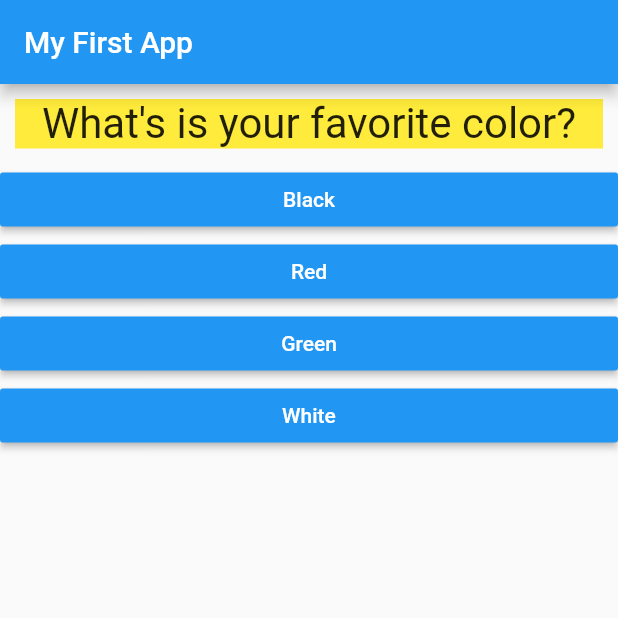
After one commit to tamappe/flutter_quiz_app, a Flutter app: the screen it shows after launch, on a phone screen of 412 x 824 dp, the top half of it. The commit adds this screen. Run offline on Flutter 3.47's test engine with Material 2 defaults, Android fonts, the phone set to English and light mode, and no system bars.

Commit message:
カスタムクラスを使ってウィジェットを分割する方法

```diff
--- a/lib/main.dart
+++ b/lib/main.dart
@@ -1,6 +1,6 @@
 import 'package:flutter/material.dart';
-import 'package:quiz_app/answer.dart';
-import './question.dart';
+import 'package:quiz_app/quiz.dart';
+import 'package:quiz_app/result.dart';
 
 void main() => runApp(MyApp());
 
@@ -12,7 +12,7 @@ class MyApp extends StatefulWidget {
 }
 
 class _MyAppState extends State<MyApp> {
-  final questions = const [
+  final _questions = const [
     {
       'questionText': 'What\'s is your favorite color?',
       'answers': ['Black', 'Red', 'Green', 'White']
@@ -29,7 +29,7 @@ class _MyAppState extends State<MyApp> {
   int _questionIndex = 0;
 
   void _answerQuestion() {
-    if (_questionIndex < questions.length) {
+    if (_questionIndex < _questions.length) {
       print('we have more questions');
     }
     setState(() {
@@ -37,6 +37,7 @@ class _MyAppState extends State<MyApp> {
     });
     print(_questionIndex);
   }
+
   @override
   Widget build(BuildContext context) {
     return MaterialApp(
@@ -44,17 +45,9 @@ class _MyAppState extends State<MyApp> {
         appBar: AppBar(
           title: Text('My First App'),
         ),
-        body: _questionIndex < questions.length ? Column(
-          children: [
-            Question(
-                questions[_questionIndex]['questionText']
-            ),
-            ...(questions[_questionIndex]['answers'] as List<String>)
-                .map((answer) {
-              return Answer(_answerQuestion, answer);
-            }).toList()
-          ],
-        ) : Center(child: Text('何もありません'),),
+        body: _questionIndex < _questions.length
+            ? Quiz(questions: _questions, answerQuestion: _answerQuestion, questionIndex: _questionIndex)
+            : Result(),
       ),
     );
   }
--- /dev/null
+++ b/lib/quiz.dart
@@ -0,0 +1,26 @@
+import 'package:flutter/material.dart';
+import 'package:quiz_app/answer.dart';
+import './question.dart';
+
+class Quiz extends StatelessWidget {
+  final List<Map<String, Object>> questions;
+  final int questionIndex;
+  final Function answerQuestion;
+
+  Quiz(
+      {@required this.questions,
+      @required this.answerQuestion,
+      @required this.questionIndex});
+
+  @override
+  Widget build(BuildContext context) {
+    return Column(
+      children: [
+        Question(questions[questionIndex]['questionText']),
+        ...(questions[questionIndex]['answers'] as List<String>).map((answer) {
+          return Answer(answerQuestion, answer);
+        }).toList()
+      ],
+    );
+  }
+}
```
Also changed, not shown: lib/result.dart (added, +8 -0 lines).
